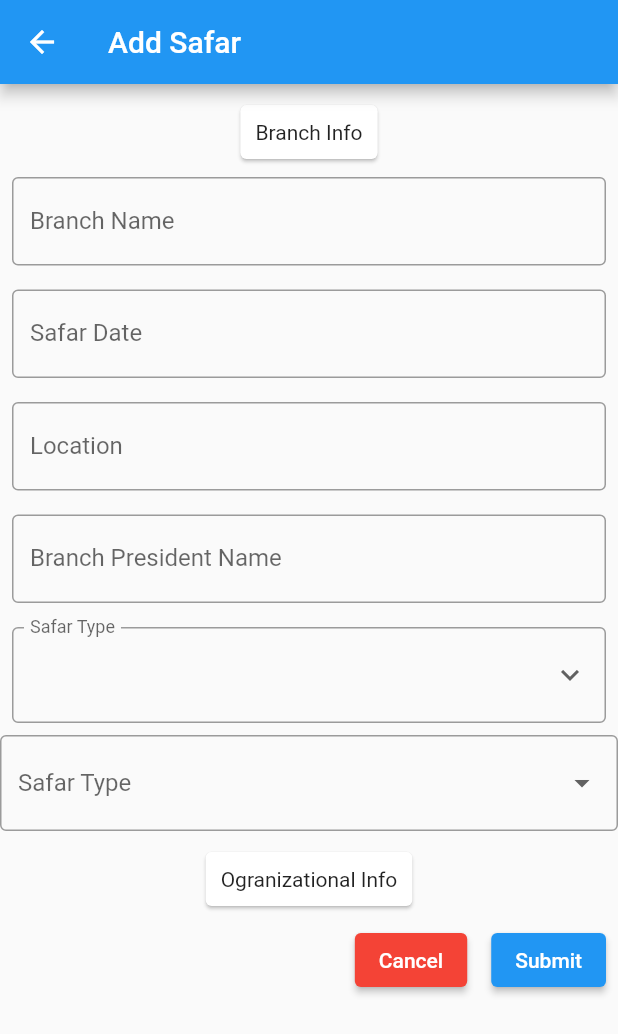
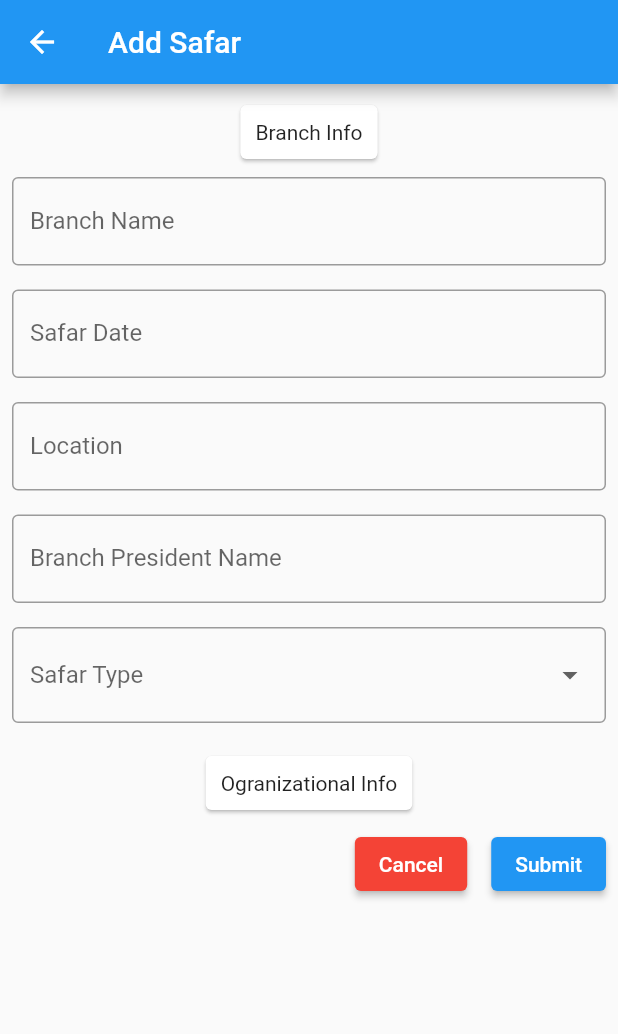
Before and after one commit to bodrulamin/safarprotibedon-dart, a Flutter app: the AddSafar screen opened by its route, on a phone screen of 412 x 824 dp. Shown: the top 1034 px of the screen. Run offline on Flutter 3.47's test engine with Material 2 defaults, Android fonts, the phone set to English and light mode, and no system bars; our stand-ins replace cloud_firestore, firebase_auth, firebase_core, flutter_datetime_picker; accounts and stored records are empty.

Commit message:
safartype added

```diff
--- a/lib/main.dart
+++ b/lib/main.dart
@@ -15,10 +15,6 @@ Future<void> main() async {
   await Firebase.initializeApp();
   runApp(MyApp());
 }
-
-
-
-
 
 
 class MyApp extends StatelessWidget {
--- a/lib/screens/add_safar.dart
+++ b/lib/screens/add_safar.dart
@@ -20,9 +20,10 @@ class _AddSafarState extends State<AddSafar> {
   var _branchPresidentNameC = TextEditingController();
   var _selectedSafarType;
 
+
+
 double defaultPadding = 8.0;
 
-  var selectedSalutation;
 
   Color getColorRedAmber(Set<MaterialState> states) {
     const Set<MaterialState> interactiveStates = <MaterialState>{
@@ -104,8 +105,7 @@ class _AddSafarState extends State<AddSafar> {
       children: [
         /////////////////////////////Branch Name
         Padding(
-          padding: EdgeInsets.fromLTRB(
-              defaultPadding, defaultPadding, defaultPadding, defaultPadding),
+          padding: EdgeInsets.all(defaultPadding),
           child: TextFormField(
             controller: _branchNameC,
             decoration: InputDecoration(
@@ -119,8 +119,7 @@ class _AddSafarState extends State<AddSafar> {
 
         //////////////////////////////////// Safar Date
         Padding(
-          padding: EdgeInsets.fromLTRB(
-              defaultPadding, defaultPadding, defaultPadding, defaultPadding),
+          padding: EdgeInsets.all(defaultPadding),
           child: TextFormField(
             validator: isEmpty,
             controller: _dateC,
@@ -154,8 +153,7 @@ class _AddSafarState extends State<AddSafar> {
 
         /////////////////////////////////// Location
         Padding(
-          padding: EdgeInsets.fromLTRB(
-              defaultPadding, defaultPadding, defaultPadding, defaultPadding),
+          padding: EdgeInsets.all(defaultPadding),
           child: TextFormField(
             validator: isEmpty,
             controller: _locationC,
@@ -168,8 +166,7 @@ class _AddSafarState extends State<AddSafar> {
         ),
 
         Padding(
-          padding: EdgeInsets.fromLTRB(
-              defaultPadding, defaultPadding, defaultPadding, defaultPadding),
+          padding: EdgeInsets.all(defaultPadding),
           child: TextFormField(
             validator: isEmpty,
             controller: _branchPresidentNameC,
@@ -181,9 +178,9 @@ class _AddSafarState extends State<AddSafar> {
           ),
         ),
 
-        Builder(builder: safarTypeBuilder),
-
-        DropdownButtonHideUnderline(
+        Padding(
+          padding:  EdgeInsets.all(defaultPadding),
+          child: DropdownButtonHideUnderline(
             child: DropdownButtonFormField<String>(
               decoration: InputDecoration(
                 labelText: Cons.safarType,
@@ -191,16 +188,17 @@ class _AddSafarState extends State<AddSafar> {
               ),
 
 
-            onChanged: (salutation) =>
-                setState(() => selectedSalutation = salutation),
+              onChanged: (safarType) =>
+                  setState(() => _selectedSafarType = safarType),
               validator: isEmpty,
               items:
-                ['MR.', 'MS.'].map<DropdownMenuItem<String>>((String value) {
+                  Cons.safarTypes.map<DropdownMenuItem<String>>((String value) {
                 return DropdownMenuItem<String>(
                   value: value,
                   child: Text(value),
                 );
               }).toList(),
+            ),
           ),
         ),
       ],
@@ -214,36 +212,6 @@ class _AddSafarState extends State<AddSafar> {
     return null;
   }
 
-  Widget safarTypeBuilder(BuildContext context) {
-    return Padding(
-      padding: EdgeInsets.fromLTRB(
-          defaultPadding, defaultPadding, defaultPadding, defaultPadding),
-      child: InputDecorator(
-        decoration: InputDecoration(
-          labelText: Cons.safarType,
-          border: const OutlineInputBorder(),
-        ),
-        child: DropdownButtonHideUnderline(
-          child: DropdownButton(
-            isExpanded: true,
-            isDense: true,
-            // Reduces the dropdowns height by +/- 50%
-            icon: Icon(Icons.keyboard_arrow_down),
-            value: _selectedSafarType,
-            items: Cons.safarTypes.map((item) {
-              return DropdownMenuItem(
-                value: item,
-                child: Text(item),
-              );
-            }).toList(),
-            onChanged: (selectedItem) => setState(
-              () => _selectedSafarType = selectedItem.toString(),
-            ),
-          ),
-        ),
-      ),
-    );
-  }
 
   Widget getOrgInfo() {
     return Container();
```
Also changed, not shown: 4 other files. Lines whose indentation alone changed are shown as unchanged.
